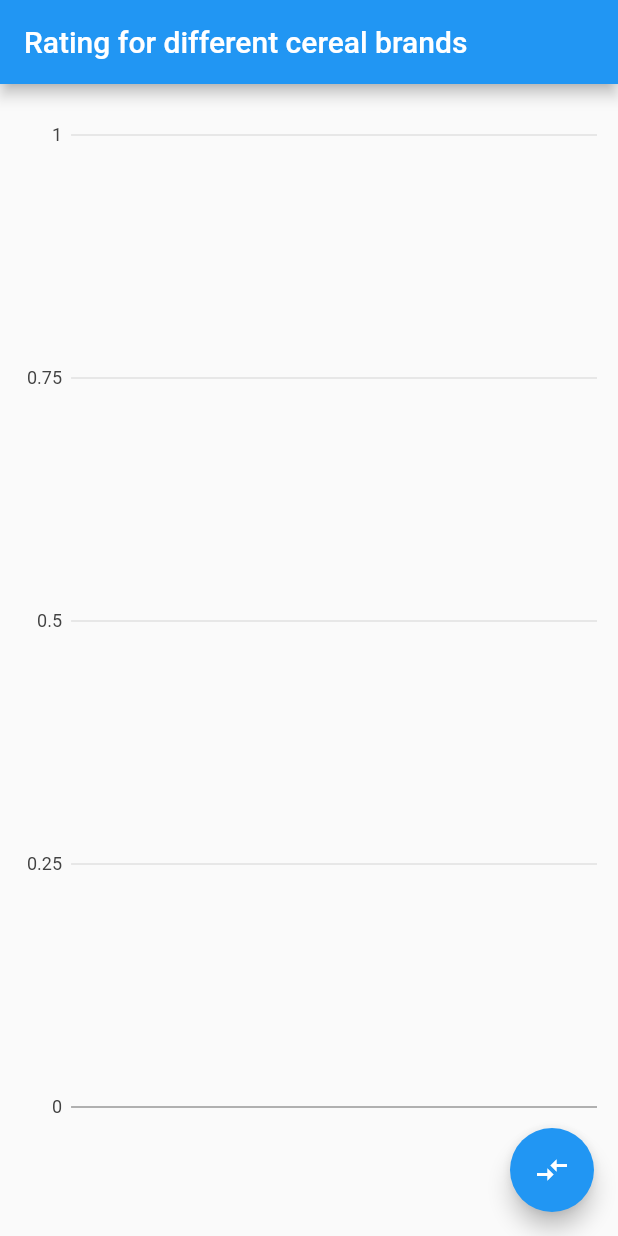
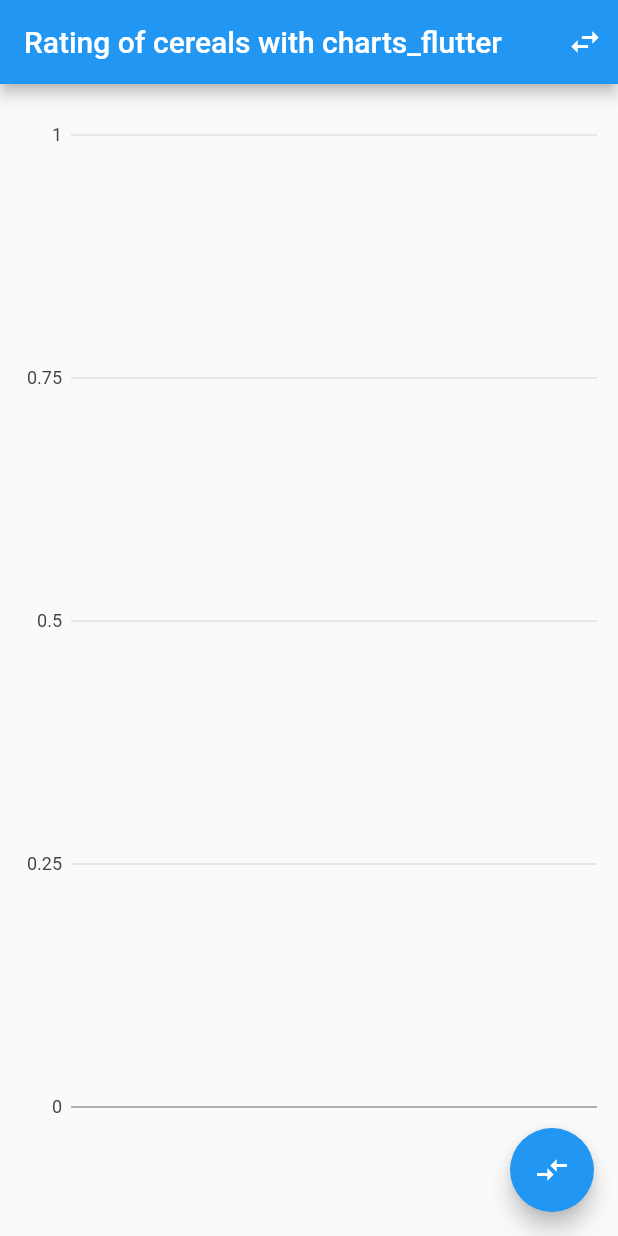
Before and after one commit to DanccKnight/Unergia, a Flutter app: the screen it shows after launch, on a phone screen of 412 x 824 dp. Run offline on Flutter 3.47's test engine with Material 2 defaults, Android fonts, the phone set to English and light mode, and no system bars; drawn by our look-alikes of fl_chart; our stand-ins replace charts_flutter, cloud_firestore; accounts and stored records are empty; generated files the repository leaves out were written again.

Commit message:
Added navigation

```diff
--- a/lib/flchart.dart
+++ b/lib/flchart.dart
@@ -57,7 +57,7 @@ class _FlChartPageState extends State<FlChartPage> {
               stream: Firestore.instance.collection('cereal').snapshots(),
               builder: (context, snapshot) {
                 if (!snapshot.hasData)
-                  return Center(child: Text('No data present, wtf?'));
+                  return Center(child: CircularProgressIndicator());
                 else {
                   cerealData = snapshot.data.documents
                       .map((e) => Cereal.fromJson(e.data))
--- a/lib/main.dart
+++ b/lib/main.dart
@@ -2,6 +2,7 @@ import 'package:cloud_firestore/cloud_firestore.dart';
 import 'package:flutter/material.dart';
 import 'Cereal.dart';
 import 'package:charts_flutter/flutter.dart' as charts;
+import 'flchart.dart';
 
 void main() => runApp(MyApp());
 
@@ -9,7 +10,12 @@ class MyApp extends StatelessWidget {
   @override
   Widget build(BuildContext context) {
     return MaterialApp(
+      debugShowCheckedModeBanner: false,
       home: MyHomePage(),
+      routes: <String, WidgetBuilder>{
+        '/FlChartPage': (BuildContext context) => FlChartPage(),
+        '/MyHomePage': (BuildContext context) => MyHomePage()
+    }
     );
   }
 }
@@ -28,7 +34,15 @@ class _MyHomePageState extends State<MyHomePage> {
   Widget build(BuildContext context) {
     return Scaffold(
         appBar: AppBar(
-          title: Text("Rating for different cereal brands"),
+          title: Text("Rating of cereals with charts_flutter"),
+          actions: <Widget>[
+            Padding(
+              padding: const EdgeInsets.only(right: 10),
+              child: GestureDetector(onTap: (){
+                  Navigator.of(context).pushNamed('/FlChartPage');
+              },child: Icon(Icons.swap_horiz)),
+            )
+          ],
         ),
         floatingActionButton: FloatingActionButton(
             child: Icon(Icons.compare_arrows),
```
